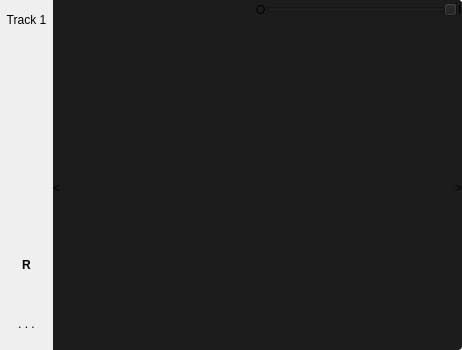
Old version of the form app-sequencer/sequencerframe.ui in the repository jocelyn-stericker/creator-live.
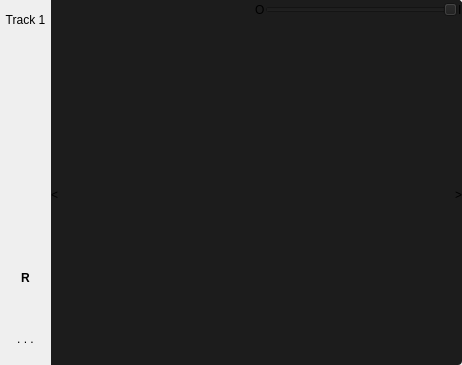
New version of the form. Icons and pictures are not drawn. Custom widgets are drawn as their Qt base class.

```diff
--- a/app-sequencer/sequencerframe.ui
+++ b/app-sequencer/sequencerframe.ui
@@ -7,7 +7,7 @@
     <x>0</x>
     <y>0</y>
     <width>462</width>
-    <height>350</height>
+    <height>365</height>
    </rect>
   </property>
   <property name="sizePolicy">
@@ -35,13 +35,13 @@
       <widget class="live_widgets::PushButton" name="menu">
        <property name="minimumSize">
         <size>
-         <width>53</width>
+         <width>51</width>
          <height>40</height>
         </size>
        </property>
        <property name="maximumSize">
         <size>
-         <width>53</width>
+         <width>51</width>
          <height>40</height>
         </size>
        </property>
@@ -59,13 +59,13 @@
       <widget class="live_widgets::ToolButton" name="play">
        <property name="minimumSize">
         <size>
-         <width>53</width>
+         <width>51</width>
          <height>60</height>
         </size>
        </property>
        <property name="maximumSize">
         <size>
-         <width>53</width>
+         <width>51</width>
          <height>90</height>
         </size>
        </property>
@@ -106,13 +106,13 @@
        </property>
        <property name="minimumSize">
         <size>
-         <width>53</width>
+         <width>51</width>
          <height>60</height>
         </size>
        </property>
        <property name="maximumSize">
         <size>
-         <width>53</width>
+         <width>51</width>
          <height>90</height>
         </size>
        </property>
@@ -147,13 +147,13 @@
       <widget class="live_widgets::ToolButton" name="mute">
        <property name="minimumSize">
         <size>
-         <width>53</width>
+         <width>51</width>
          <height>60</height>
         </size>
        </property>
        <property name="maximumSize">
         <size>
-         <width>53</width>
+         <width>51</width>
          <height>90</height>
         </size>
        </property>
@@ -188,13 +188,13 @@
       <widget class="live_widgets::ToolButton" name="record">
        <property name="minimumSize">
         <size>
-         <width>53</width>
+         <width>51</width>
          <height>60</height>
         </size>
        </property>
        <property name="maximumSize">
         <size>
-         <width>53</width>
+         <width>51</width>
          <height>90</height>
         </size>
        </property>
@@ -235,13 +235,13 @@
       <widget class="QToolButton" name="toolButton_more">
        <property name="minimumSize">
         <size>
-         <width>53</width>
+         <width>51</width>
          <height>53</height>
         </size>
        </property>
        <property name="maximumSize">
         <size>
-         <width>53</width>
+         <width>51</width>
          <height>53</height>
         </size>
        </property>
```
Left out of the diff: 5 changed lines with no effect on the pictures.
